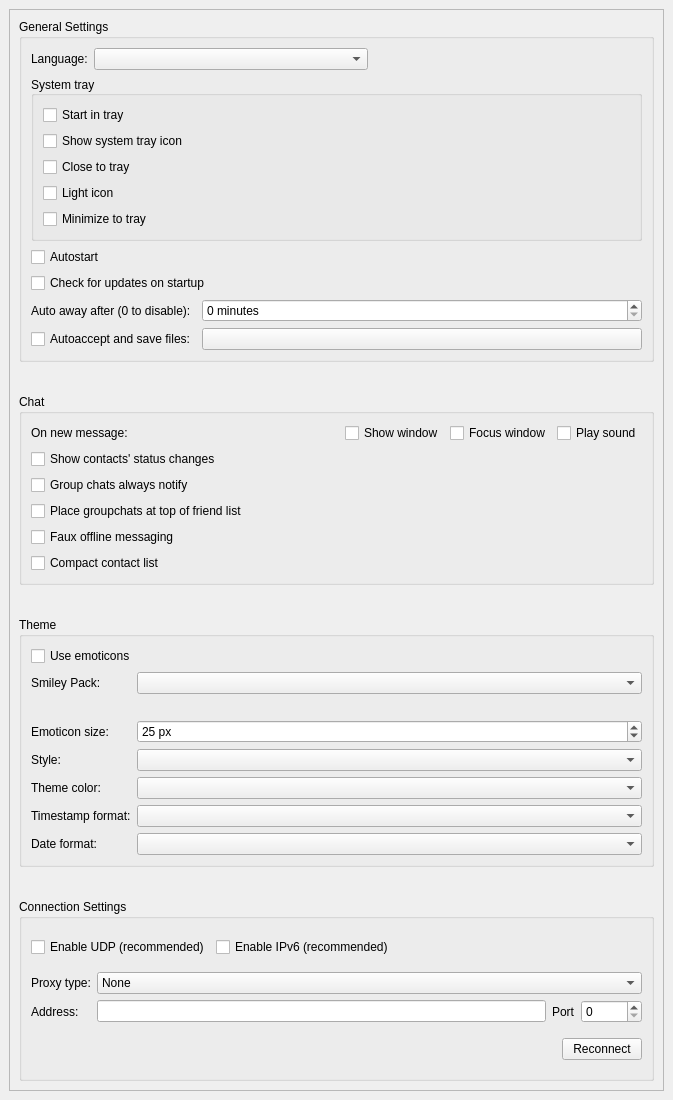
This is src/widget/form/settings/generalsettings.ui in qTox/qTox as Qt 5 draws it before an edit. The edited form follows.
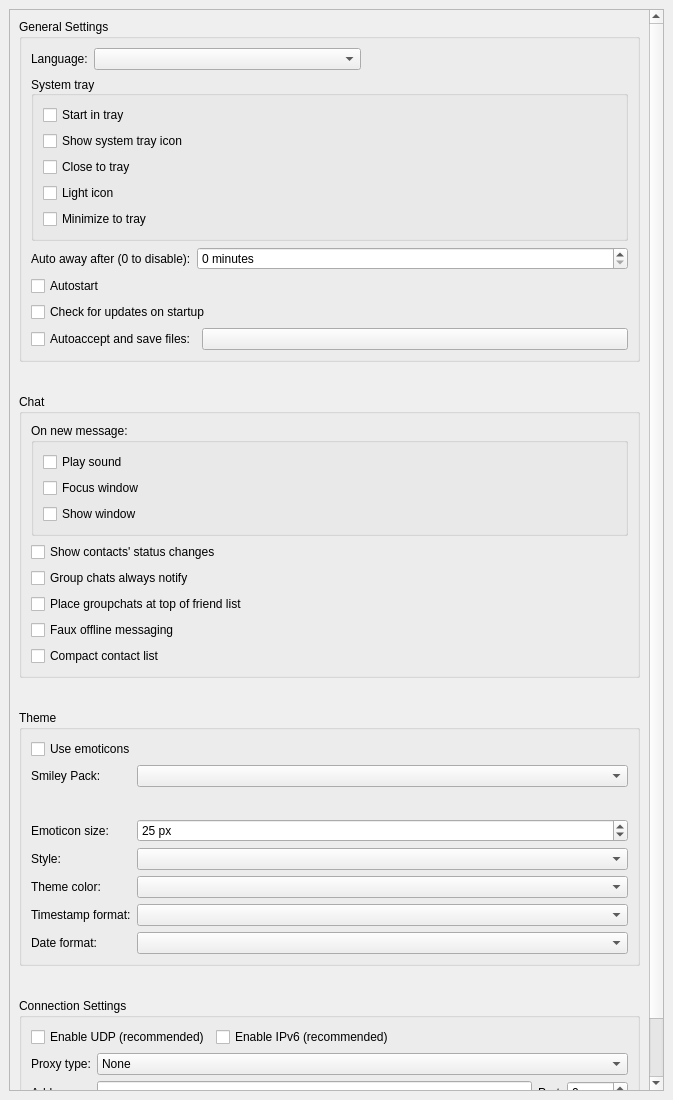
This is the edited form. Custom widgets are drawn as their Qt base class.

Commit message:
Resolves issues reported in PR before and some BEAST features:
+ Works great on little boxes
+ Fixed the bug spotted by @zetok
+ Smiles are centered under the smiles combo box
+ Namings for layouts

Diff of the .ui file:
```diff
--- a/src/widget/form/settings/generalsettings.ui
+++ b/src/widget/form/settings/generalsettings.ui
@@ -40,7 +40,7 @@
         <x>0</x>
         <y>0</y>
         <width>653</width>
-        <height>1080</height>
+        <height>1154</height>
        </rect>
       </property>
       <layout class="QVBoxLayout" name="verticalLayout_4" stretch="0,0,0,1">
@@ -195,47 +195,6 @@
           <item>
            <layout class="QHBoxLayout" name="horizontalLayout_3">
             <item>
-             <layout class="QVBoxLayout" name="verticalLayout_8">
-              <item>
-               <widget class="QCheckBox" name="cbAutorun">
-                <property name="toolTip">
-                 <string>&lt;html&gt;&lt;head/&gt;&lt;body&gt;&lt;p&gt;Start qTox on operating system startup (current profile).&lt;/p&gt;&lt;/body&gt;&lt;/html&gt;</string>
-                </property>
-                <property name="text">
-                 <string>Autostart</string>
-                </property>
-               </widget>
-              </item>
-              <item>
-               <widget class="QCheckBox" name="checkUpdates">
-                <property name="text">
-                 <string>Check for updates on startup</string>
-                </property>
-               </widget>
-              </item>
-             </layout>
-            </item>
-            <item>
-             <spacer name="horizontalSpacer_3">
-              <property name="orientation">
-               <enum>Qt::Horizontal</enum>
-              </property>
-              <property name="sizeHint" stdset="0">
-               <size>
-                <width>40</width>
-                <height>20</height>
-               </size>
-              </property>
-             </spacer>
-            </item>
-           </layout>
-          </item>
-          <item>
-           <layout class="QGridLayout" name="autoLayout">
-            <property name="topMargin">
-             <number>0</number>
-            </property>
-            <item row="0" column="0" colspan="2">
              <widget class="QLabel" name="autoAwayLabel">
               <property name="toolTip">
                <string>Your status is changed to Away after set period of inactivity.</string>
@@ -248,7 +207,7 @@
               </property>
              </widget>
             </item>
-            <item row="0" column="1">
+            <item>
              <widget class="QSpinBox" name="autoAwaySpinBox">
               <property name="sizePolicy">
                <sizepolicy hsizetype="Expanding" vsizetype="Fixed">
@@ -273,7 +232,35 @@
               </property>
              </widget>
             </item>
-            <item row="1" column="0">
+           </layout>
+          </item>
+          <item>
+           <layout class="QVBoxLayout" name="startupLayout">
+            <item>
+             <widget class="QCheckBox" name="cbAutorun">
+              <property name="toolTip">
+               <string>&lt;html&gt;&lt;head/&gt;&lt;body&gt;&lt;p&gt;Start qTox on operating system startup (current profile).&lt;/p&gt;&lt;/body&gt;&lt;/html&gt;</string>
+              </property>
+              <property name="text">
+               <string>Autostart</string>
+              </property>
+             </widget>
+            </item>
+            <item>
+             <widget class="QCheckBox" name="checkUpdates">
+              <property name="text">
+               <string>Check for updates on startup</string>
+              </property>
+             </widget>
+            </item>
+           </layout>
+          </item>
+          <item>
+           <layout class="QHBoxLayout" name="autoacceptLayout">
+            <property name="leftMargin">
+             <number>0</number>
+            </property>
+            <item>
              <widget class="QCheckBox" name="autoacceptFiles">
               <property name="toolTip">
                <string comment="autoaccept cb tooltip">You can set this on a per-friend basis by right clicking them.</string>
@@ -283,7 +270,7 @@
               </property>
              </widget>
             </item>
-            <item row="1" column="1">
+            <item>
              <widget class="QPushButton" name="autoSaveFilesDir">
               <property name="sizePolicy">
                <sizepolicy hsizetype="Expanding" vsizetype="Fixed">
@@ -308,58 +295,53 @@
          </property>
          <layout class="QVBoxLayout" name="verticalLayout_7">
           <item>
-           <layout class="QHBoxLayout" name="onMessageLayout">
+           <layout class="QVBoxLayout" name="newMessagesLayout">
             <property name="topMargin">
              <number>0</number>
             </property>
             <item>
-             <widget class="QLabel" name="label">
-              <property name="text">
+             <widget class="QGroupBox" name="newMessages">
+              <property name="title">
                <string>On new message:</string>
               </property>
-             </widget>
-            </item>
-            <item>
-             <spacer name="horizontalSpacer_2">
-              <property name="orientation">
-               <enum>Qt::Horizontal</enum>
-              </property>
-              <property name="sizeHint" stdset="0">
-               <size>
-                <width>40</width>
-                <height>20</height>
-               </size>
-              </property>
-             </spacer>
-            </item>
-            <item>
-             <widget class="QCheckBox" name="showWindow">
-              <property name="toolTip">
-               <string comment="tooltip for Show window setting">Show qTox's window when you receive new message.</string>
-              </property>
-              <property name="text">
-               <string>Show window</string>
-              </property>
-             </widget>
-            </item>
-            <item>
-             <widget class="QCheckBox" name="showInFront">
-              <property name="toolTip">
-               <string comment="toolTip for Focus window setting">Focus qTox when you receive message.</string>
-              </property>
-              <property name="text">
-               <string>Focus window</string>
-              </property>
-             </widget>
-            </item>
-            <item>
-             <widget class="QCheckBox" name="notifySound">
-              <property name="toolTip">
-               <string comment="toolTip for Notify sound setting">Play a sound when you recieve message.</string>
-              </property>
-              <property name="text">
-               <string>Play sound</string>
-              </property>
+              <layout class="QVBoxLayout" name="verticalLayout_10">
+               <item>
+                <widget class="QCheckBox" name="notifySound">
+                 <property name="toolTip">
+                  <string comment="toolTip for Notify sound setting">Play a sound when you recieve message.</string>
+                 </property>
+                 <property name="text">
+                  <string>Play sound</string>
+                 </property>
+                </widget>
+               </item>
+               <item>
+                <widget class="QCheckBox" name="showInFront">
+                 <property name="toolTip">
+                  <string comment="toolTip for Focus window setting">Focus qTox when you receive message.</string>
+                 </property>
+                 <property name="text">
+                  <string>Focus window</string>
+                 </property>
+                </widget>
+               </item>
+               <item>
+                <widget class="QCheckBox" name="showWindow">
+                 <property name="toolTip">
+                  <string comment="tooltip for Show window setting">Show qTox's window when you receive new message.</string>
+                 </property>
+                 <property name="text">
+                  <string>Show window</string>
+                 </property>
+                </widget>
+               </item>
+              </layout>
+              <zorder>showWindow</zorder>
+              <zorder>showInFront</zorder>
+              <zorder>notifySound</zorder>
+              <zorder>showWindow</zorder>
+              <zorder>showInFront</zorder>
+              <zorder>notifySound</zorder>
              </widget>
             </item>
            </layout>
@@ -457,10 +439,26 @@
              </widget>
             </item>
             <item row="1" column="0" colspan="2">
-             <layout class="QHBoxLayout" name="horizontalLayout" stretch="0,0,0,0,0">
+             <layout class="QHBoxLayout" name="horizontalLayout" stretch="0,0,0,0,0,0">
               <property name="sizeConstraint">
                <enum>QLayout::SetDefaultConstraint</enum>
               </property>
+              <item>
+               <spacer name="horizontalSpacer_2">
+                <property name="orientation">
+                 <enum>Qt::Horizontal</enum>
+                </property>
+                <property name="sizeType">
+                 <enum>QSizePolicy::Fixed</enum>
+                </property>
+                <property name="sizeHint" stdset="0">
+                 <size>
+                  <width>120</width>
+                  <height>20</height>
+                 </size>
+                </property>
+               </spacer>
+              </item>
               <item alignment="Qt::AlignTop">
                <widget class="QLabel" name="smile1">
                 <property name="toolTip">
@@ -469,6 +467,9 @@
                 <property name="text">
                  <string/>
                 </property>
+                <property name="alignment">
+                 <set>Qt::AlignCenter</set>
+                </property>
                </widget>
               </item>
               <item alignment="Qt::AlignTop">
@@ -479,6 +480,9 @@
                 <property name="text">
                  <string/>
                 </property>
+                <property name="alignment">
+                 <set>Qt::AlignCenter</set>
+                </property>
                </widget>
               </item>
               <item alignment="Qt::AlignTop">
@@ -489,6 +493,9 @@
                 <property name="text">
                  <string/>
                 </property>
+                <property name="alignment">
+                 <set>Qt::AlignCenter</set>
+                </property>
                </widget>
               </item>
               <item alignment="Qt::AlignTop">
@@ -499,6 +506,9 @@
                 <property name="text">
                  <string/>
                 </property>
+                <property name="alignment">
+                 <set>Qt::AlignCenter</set>
+                </property>
                </widget>
               </item>
               <item alignment="Qt::AlignTop">
@@ -509,6 +519,9 @@
                 <property name="text">
                  <string/>
                 </property>
+                <property name="alignment">
+                 <set>Qt::AlignCenter</set>
+                </property>
                </widget>
               </item>
              </layout>
```
Left out of the diff: 33 changed lines with no effect on the pictures. The commit also changes 2 other files.
